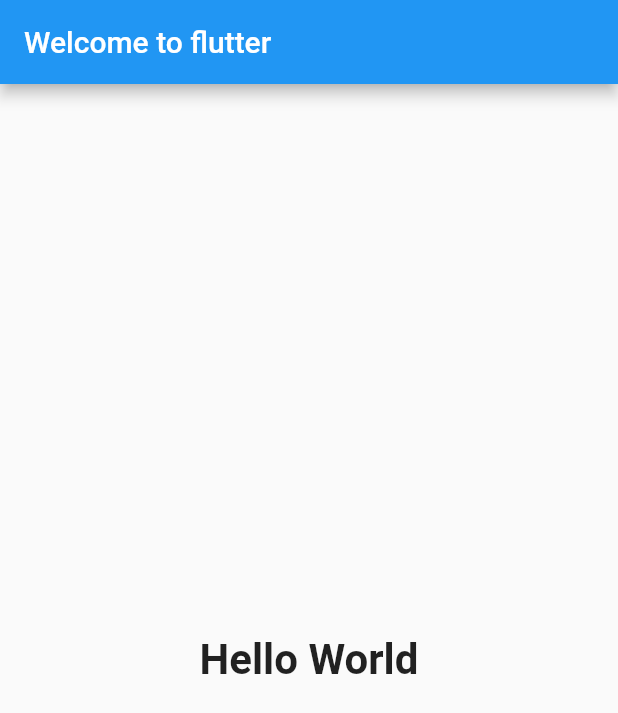
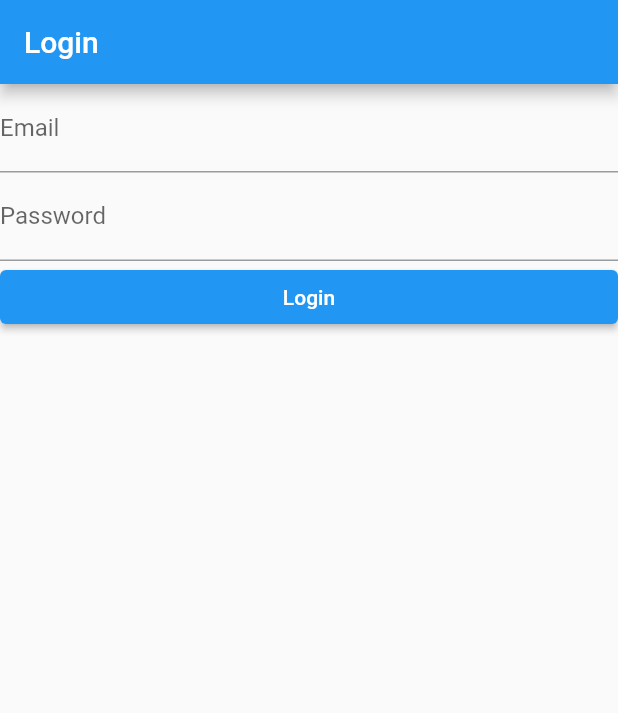
Before and after one commit to e00xff/flutter_expenses, a Flutter app: the screen it shows after launch, on a phone screen of 412 x 824 dp. Shown: the top 713 px of the screen. Run offline on Flutter 3.47's test engine with Material 2 defaults, Android fonts, the light colour scheme and no system bars.

Commit message:
Login Form: Adding TextFields and ElevatedButton

```diff
--- a/lib/main.dart
+++ b/lib/main.dart
@@ -11,17 +11,29 @@ class MyApp extends StatelessWidget {
       title: 'Welcome to Flutter',
       home: Scaffold(
         appBar: AppBar(
-          title: Text('Welcome to flutter'),
+          title: const Text('Login'),
         ),
-        body: Center(
-          child: Text(
-            'Hello World',
-            style: TextStyle(
-              fontSize: 28,
-              fontWeight: FontWeight.bold,
+        body: Column(children: <Widget>[
+          TextField(
+            keyboardType: TextInputType.emailAddress,
+            decoration: InputDecoration(
+              labelText: 'Email'
             ),
           ),
-        ),
+          TextField(
+            keyboardType: TextInputType.visiblePassword,
+            decoration: InputDecoration(
+              labelText: 'Password'
+            ),
+          ),
+          ElevatedButton(
+            onPressed: () => print('Login clicked'),
+            child: Text('Login'),
+            style: ElevatedButton.styleFrom(
+              minimumSize: Size(double.infinity, 36)
+            ),
+          )
+        ],),
       ),
     );
   }
```
